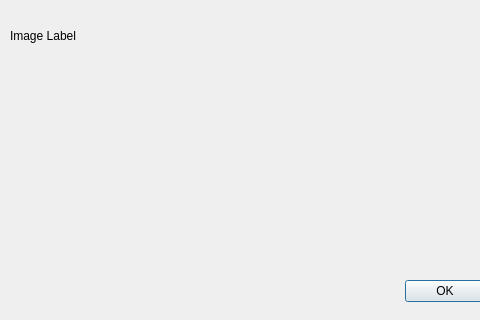
First picture: the form in Client/confirm.ui, repository JJangMoK/video-meeting, before the edit; both pictures show x 0 to 480 and y 185 to 505 of the 583 by 505 pixel window.
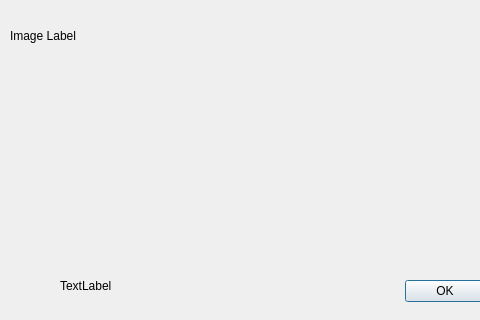
Second picture: the form after the edit.

```diff
--- a/Client/confirm.ui
+++ b/Client/confirm.ui
@@ -48,6 +48,19 @@
     </item>
    </layout>
   </widget>
+  <widget class="QLabel" name="percent_label">
+   <property name="geometry">
+    <rect>
+     <x>60</x>
+     <y>455</y>
+     <width>301</width>
+     <height>31</height>
+    </rect>
+   </property>
+   <property name="text">
+    <string>TextLabel</string>
+   </property>
+  </widget>
  </widget>
  <resources/>
  <connections>
```
